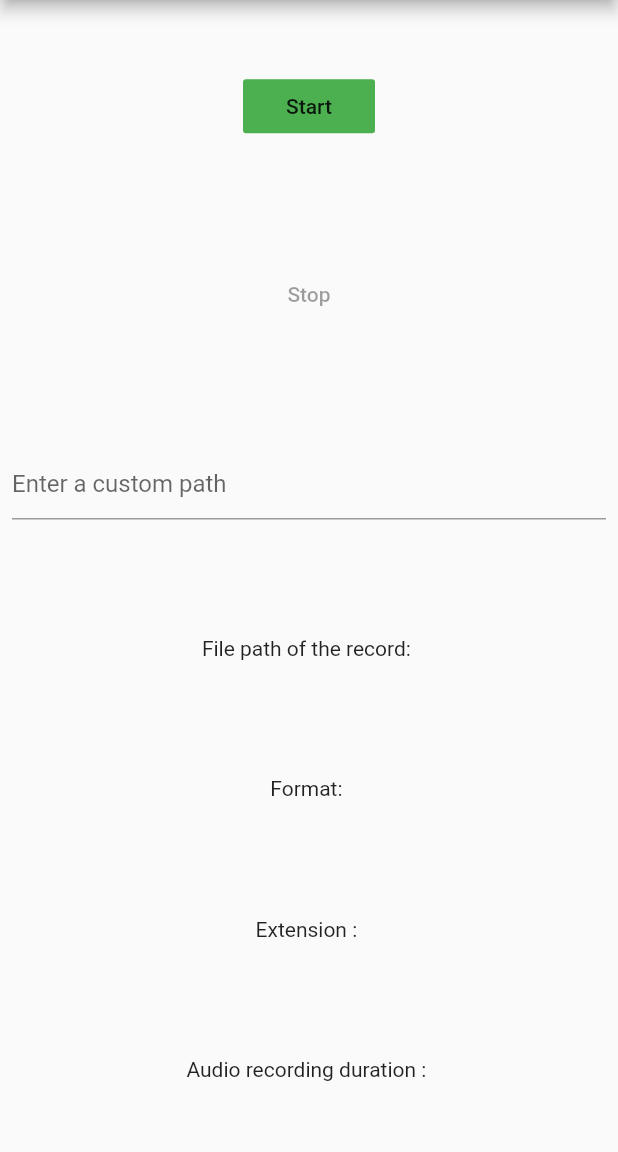
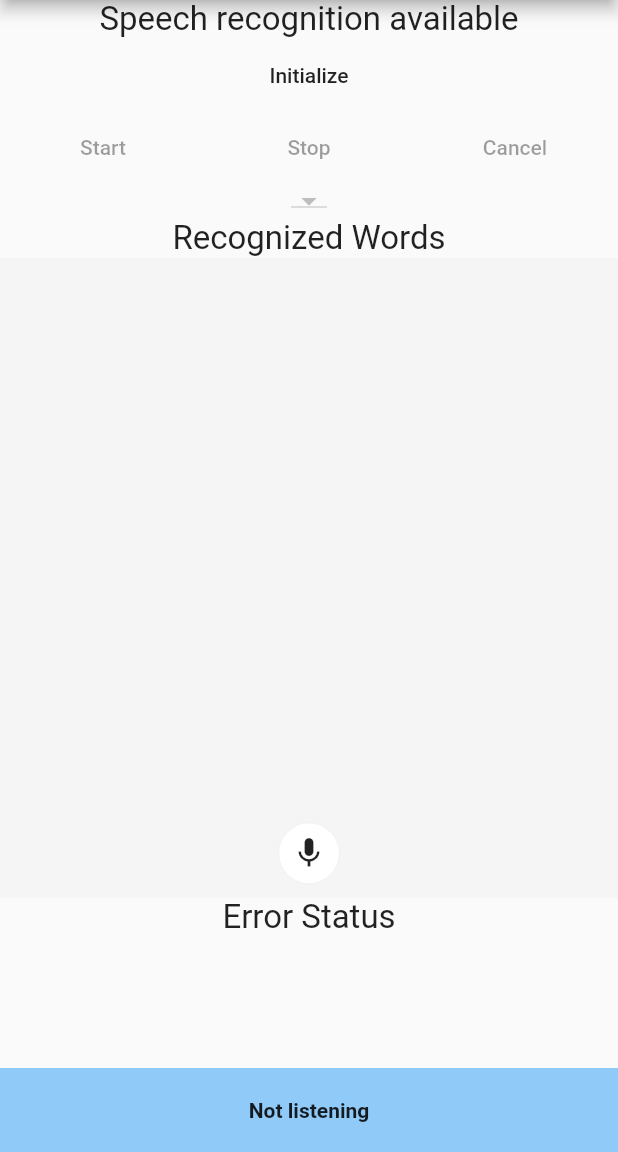
Before and after one commit to Shon0221/Jarvis, a Flutter app: the screen it shows after launch, on a phone screen of 412 x 824 dp, the part 84-1236 px from its top. Run offline on Flutter 3.47's test engine with Material 2 defaults, Android fonts, the phone set to English and light mode, and no system bars; our stand-ins replace speech_to_text.

Commit message:
Change package to speech_to_text

```diff
--- a/jarvis_app/lib/main.dart
+++ b/jarvis_app/lib/main.dart
@@ -1,24 +1,22 @@
-import 'package:flutter/material.dart';
-
 import 'dart:io' as io;
 import 'dart:math';
+import 'dart:async';
 
-import 'package:audio_recorder/audio_recorder.dart';
-import 'package:file/file.dart';
-import 'package:file/local.dart';
-import 'package:path_provider/path_provider.dart';
+import 'package:flutter/material.dart';
+import 'package:speech_to_text/speech_recognition_error.dart';
+import 'package:speech_to_text/speech_recognition_result.dart';
+import 'package:speech_to_text/speech_to_text.dart';
 
 void main() {
   runApp(MyApp());
 }
 
 class MyApp extends StatelessWidget {
-
   // This widget is the root of your application.
   @override
   Widget build(BuildContext context) {
     return MaterialApp(
-      title: 'Flutter Demo',
+      title: '',
       theme: ThemeData(
         // This is the theme of your application.
         //
@@ -41,12 +39,6 @@ class MyApp extends StatelessWidget {
 }
 
 class MyHomePage extends StatefulWidget {
-
-  final LocalFileSystem localFileSystem;
-
-  MyHomePage({localFileSystem})
-      : this.localFileSystem = localFileSystem ?? LocalFileSystem();
-
   // This widget is the home page of your application. It is stateful, meaning
   // that it has a State object (defined below) that contains fields that affect
   // how it looks.
@@ -63,10 +55,16 @@ class MyHomePage extends StatefulWidget {
 }
 
 class _MyHomePageState extends State<MyHomePage> {
-  Recording _recording = new Recording();
-  bool _isRecording = false;
-  Random random = new Random();
-  TextEditingController _controller = new TextEditingController();
+  bool _hasSpeech = false;
+  double level = 0.0;
+  double minSoundLevel = 50000;
+  double maxSoundLevel = -50000;
+  String lastWords = "";
+  String lastError = "";
+  String lastStatus = "";
+  String _currentLocaleId = "";
+  List<LocaleName> _localeNames = [];
+  final SpeechToText speech = SpeechToText();
 
   @override
   Widget build(BuildContext context) {
@@ -82,81 +80,230 @@ class _MyHomePageState extends State<MyHomePage> {
         // the App.build method, and use it to set our appbar title.
         title: Text(widget.title),
       ),
-      body: Center(
-        // Center is a layout widget. It takes a single child and positions it
-        // in the middle of the parent.
-        child: new Padding(
-          padding: new EdgeInsets.all(8.0),
-          child: new Column(
-              mainAxisAlignment: MainAxisAlignment.spaceAround,
-              children: <Widget>[
-                new FlatButton(
-                  onPressed: _isRecording ? null : _start,
-                  child: new Text("Start"),
-                  color: Colors.green,
+      body: Column(children: [
+        Center(
+          child: Text(
+            'Speech recognition available',
+            style: TextStyle(fontSize: 22.0),
+          ),
+        ),
+        Container(
+          child: Column(
+            children: <Widget>[
+              Row(
+                mainAxisAlignment: MainAxisAlignment.spaceAround,
+                children: <Widget>[
+                  FlatButton(
+                    child: Text('Initialize'),
+                    onPressed: _hasSpeech ? null : initSpeechState,
+                  ),
+                ],
+              ),
+              Row(
+                mainAxisAlignment: MainAxisAlignment.spaceAround,
+                children: <Widget>[
+                  FlatButton(
+                    child: Text('Start'),
+                    onPressed: !_hasSpeech || speech.isListening
+                        ? null
+                        : startListening,
+                  ),
+                  FlatButton(
+                    child: Text('Stop'),
+                    onPressed: speech.isListening ? stopListening : null,
+                  ),
+                  FlatButton(
+                    child: Text('Cancel'),
+                    onPressed: speech.isListening ? cancelListening : null,
+                  ),
+                ],
+              ),
+              Row(
+                mainAxisAlignment: MainAxisAlignment.spaceAround,
+                children: <Widget>[
+                  DropdownButton(
+                    onChanged: (selectedVal) => _switchLang(selectedVal),
+                    value: _currentLocaleId,
+                    items: _localeNames
+                        .map(
+                          (localeName) => DropdownMenuItem(
+                            value: localeName.localeId,
+                            child: Text(localeName.name),
+                          ),
+                        )
+                        .toList(),
+                  ),
+                ],
+              )
+            ],
+          ),
+        ),
+        Expanded(
+          flex: 4,
+          child: Column(
+            children: <Widget>[
+              Center(
+                child: Text(
+                  'Recognized Words',
+                  style: TextStyle(fontSize: 22.0),
                 ),
-                new FlatButton(
-                  onPressed: _isRecording ? _stop : null,
-                  child: new Text("Stop"),
-                  color: Colors.red,
+              ),
+              Expanded(
+                child: Stack(
+                  children: <Widget>[
+                    Container(
+                      color: Theme.of(context).selectedRowColor,
+                      child: Center(
+                        child: Text(
+                          lastWords,
+                          textAlign: TextAlign.center,
+                        ),
+                      ),
+                    ),
+                    Positioned.fill(
+                      bottom: 10,
+                      child: Align(
+                        alignment: Alignment.bottomCenter,
+                        child: Container(
+                          width: 40,
+                          height: 40,
+                          alignment: Alignment.center,
+                          decoration: BoxDecoration(
+                            boxShadow: [
+                              BoxShadow(
+                                  blurRadius: .26,
+                                  spreadRadius: level * 1.5,
+                                  color: Colors.black.withOpacity(.05))
+                            ],
+                            color: Colors.white,
+                            borderRadius: BorderRadius.all(Radius.circular(50)),
+                          ),
+                          child: IconButton(
+                            icon: Icon(Icons.mic),
+                            onPressed: () => null,
+                          ),
+                        ),
+                      ),
+                    ),
+                  ],
                 ),
-                new TextField(
-                  controller: _controller,
-                  decoration: new InputDecoration(
-                    hintText: 'Enter a custom path',
+              ),
+            ],
+          ),
+        ),
+        Expanded(
+          flex: 1,
+          child: Column(
+            children: <Widget>[
+              Center(
+                child: Text(
+                  'Error Status',
+                  style: TextStyle(fontSize: 22.0),
+                ),
+              ),
+              Center(
+                child: Text(lastError),
+              ),
+            ],
+          ),
+        ),
+        Container(
+          padding: EdgeInsets.symmetric(vertical: 20),
+          color: Theme.of(context).backgroundColor,
+          child: Center(
+            child: speech.isListening
+                ? Text(
+                    "I'm listening...",
+                    style: TextStyle(fontWeight: FontWeight.bold),
+                  )
+                : Text(
+                    'Not listening',
+                    style: TextStyle(fontWeight: FontWeight.bold),
                   ),
-                ),
-                new Text("File path of the record: ${_recording.path}"),
-                new Text("Format: ${_recording.audioOutputFormat}"),
-                new Text("Extension : ${_recording.extension}"),
-                new Text(
-                    "Audio recording duration : ${_recording.duration.toString()}")
-              ]),
+          ),
         ),
-      ),
+      ]),
     );
   }
 
-  _start() async {
-    try {
-      if (await AudioRecorder.hasPermissions) {
-        if (_controller.text != null && _controller.text != "") {
-          String path = _controller.text;
-          if (!_controller.text.contains('/')) {
-            io.Directory appDocDirectory =
-            await getApplicationDocumentsDirectory();
-            path = appDocDirectory.path + '/' + _controller.text;
-          }
-          print("Start recording: $path");
-          await AudioRecorder.start(
-              path: path, audioOutputFormat: AudioOutputFormat.AAC);
-        } else {
-          await AudioRecorder.start();
-        }
-        bool isRecording = await AudioRecorder.isRecording;
-        setState(() {
-          _recording = new Recording(duration: new Duration(), path: "");
-          _isRecording = isRecording;
-        });
-      } else {
-        Scaffold.of(context).showSnackBar(
-            new SnackBar(content: new Text("You must accept permissions")));
-      }
-    } catch (e) {
-      print(e);
+  Future<void> initSpeechState() async {
+    bool hasSpeech = await speech.initialize(
+        onError: errorListener, onStatus: statusListener);
+    if (hasSpeech) {
+      _localeNames = await speech.locales();
+
+      var systemLocale = await speech.systemLocale();
+      _currentLocaleId = systemLocale.localeId;
     }
+
+    if (!mounted) return;
+
+    setState(() {
+      _hasSpeech = hasSpeech;
+    });
   }
 
-  _stop() async {
-    var recording = await AudioRecorder.stop();
-    print("Stop recording: ${recording.path}");
-    bool isRecording = await AudioRecorder.isRecording;
-    File file = widget.localFileSystem.file(recording.path);
-    print("  File length: ${await file.length()}");
+  void startListening() {
+    lastWords = "";
+    lastError = "";
+    speech.listen(
+        onResult: resultListener,
+        listenFor: Duration(seconds: 10),
+        localeId: _currentLocaleId,
+        onSoundLevelChange: soundLevelListener,
+        cancelOnError: true,
+        listenMode: ListenMode.confirmation);
+    setState(() {});
+  }
+
+  void stopListening() {
+    speech.stop();
     setState(() {
-      _recording = recording;
-      _isRecording = isRecording;
+      level = 0.0;
     });
-    _controller.text = recording.path;
+  }
+
+  void cancelListening() {
+    speech.cancel();
+    setState(() {
+      level = 0.0;
+    });
+  }
+
+  void resultListener(SpeechRecognitionResult result) {
+    setState(() {
+      lastWords = "${result.recognizedWords} - ${result.finalResult}";
+    });
+  }
+
+  void soundLevelListener(double level) {
+    minSoundLevel = min(minSoundLevel, level);
+    maxSoundLevel = max(maxSoundLevel, level);
+    // print("sound level $level: $minSoundLevel - $maxSoundLevel ");
+    setState(() {
+      this.level = level;
+    });
+  }
+
+  void errorListener(SpeechRecognitionError error) {
+    // print("Received error status: $error, listening: ${speech.isListening}");
+    setState(() {
+      lastError = "${error.errorMsg} - ${error.permanent}";
+    });
+  }
+
+  void statusListener(String status) {
+    // print(
+    // "Received listener status: $status, listening: ${speech.isListening}");
+    setState(() {
+      lastStatus = "$status";
+    });
+  }
+
+  _switchLang(selectedVal) {
+    setState(() {
+      _currentLocaleId = selectedVal;
+    });
+    print(selectedVal);
   }
 }
--- a/jarvis_app/pubspec.yaml
+++ b/jarvis_app/pubspec.yaml
@@ -28,12 +28,11 @@ dependencies:
   # The following adds the Cupertino Icons font to your application.
   # Use with the CupertinoIcons class for iOS style icons.
   cupertino_icons: ^1.0.0
-  audio_recorder: ^1.0.2
+  speech_to_text: ^3.0.1
 
 dev_dependencies:
   flutter_test:
     sdk: flutter
-  path_provider: ^1.1.0
 
 # For information on the generic Dart part of this file, see the
 # following page: https://dart.dev/tools/pub/pubspec
```
Also changed, not shown: jarvis_app/pubspec.lock, 5 other files.
